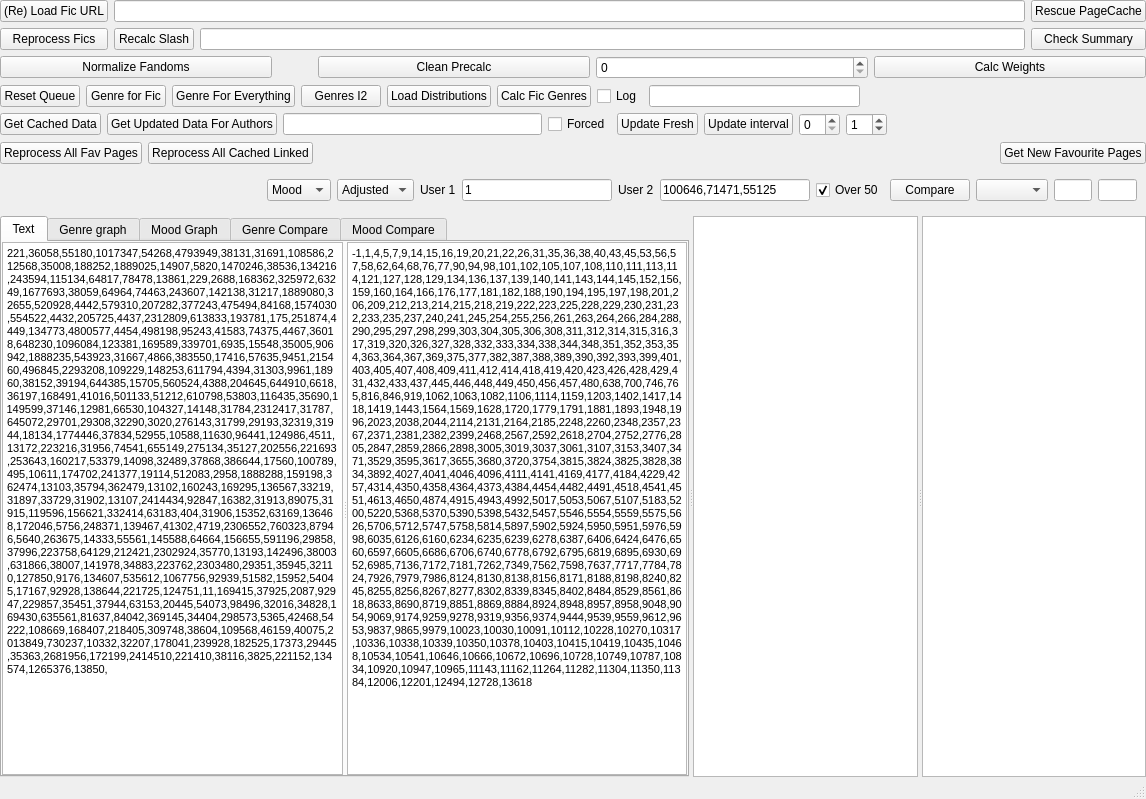
The window that UI/servitorwindow.ui (Zeks/flipper) describes before a commit, drawn with Qt 5.
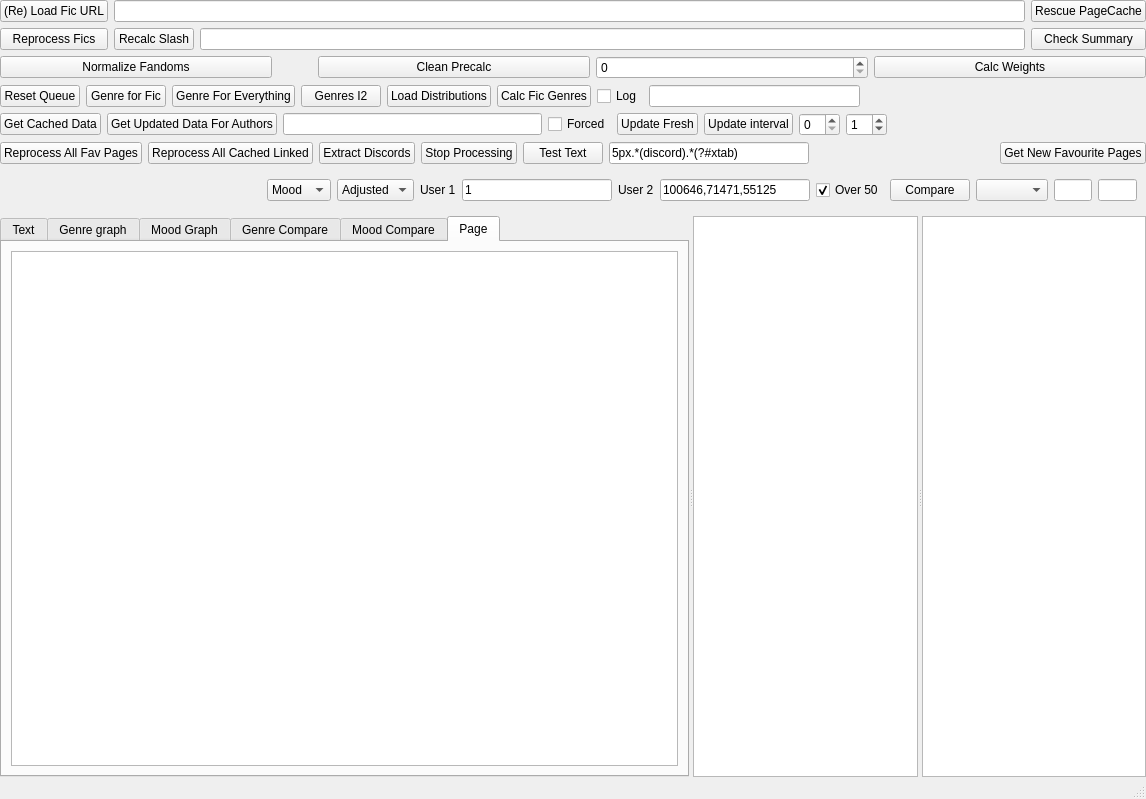
The same window after the commit.

Diff of the .ui file:
```diff
--- a/UI/servitorwindow.ui
+++ b/UI/servitorwindow.ui
@@ -442,6 +442,40 @@
             </property>
            </widget>
           </item>
+          <item>
+           <widget class="QPushButton" name="pbExtractDiscords">
+            <property name="text">
+             <string>Extract Discords</string>
+            </property>
+           </widget>
+          </item>
+          <item>
+           <widget class="QPushButton" name="pbStopDiscordProcessing">
+            <property name="text">
+             <string>Stop Processing</string>
+            </property>
+           </widget>
+          </item>
+          <item>
+           <widget class="QPushButton" name="pbTestDiscord">
+            <property name="text">
+             <string>Test Text</string>
+            </property>
+           </widget>
+          </item>
+          <item>
+           <widget class="QLineEdit" name="leDiscordRegex">
+            <property name="minimumSize">
+             <size>
+              <width>200</width>
+              <height>0</height>
+             </size>
+            </property>
+            <property name="text">
+             <string>5px.*(discord).*(?#xtab)</string>
+            </property>
+           </widget>
+          </item>
           <item>
            <spacer name="horizontalSpacer_4">
             <property name="orientation">
@@ -661,7 +695,7 @@
           </sizepolicy>
          </property>
          <property name="currentIndex">
-          <number>0</number>
+          <number>5</number>
          </property>
          <widget class="QWidget" name="edtFandomIgnores">
           <attribute name="title">
@@ -691,7 +725,7 @@
 &lt;html&gt;&lt;head&gt;&lt;meta name=&quot;qrichtext&quot; content=&quot;1&quot; /&gt;&lt;style type=&quot;text/css&quot;&gt;
 p, li { white-space: pre-wrap; }
 &lt;/style&gt;&lt;/head&gt;&lt;body style=&quot; font-family:'MS Shell Dlg 2'; font-size:8.25pt; font-weight:400; font-style:normal;&quot;&gt;
-&lt;p style=&quot; margin-top:0px; margin-bottom:0px; margin-left:0px; margin-right:0px; -qt-block-indent:0; text-indent:0px;&quot;&gt;221,36058,55180,1017347,54268,4793949,38131,31691,108586,212568,35008,188252,1889025,14907,5820,1470246,38536,134216,243594,115134,64817,78478,13861,229,2688,168362,325972,63249,1677693,38059,64964,74463,243607,142138,31217,1889080,32655,520928,4442,579310,207282,377243,475494,84168,1574030,554522,4432,205725,4437,2312809,613833,193781,175,251874,4449,134773,4800577,4454,498198,95243,41583,74375,4467,36018,648230,1096084,123381,169589,339701,6935,15548,35005,906942,1888235,543923,31667,4866,383550,17416,57635,9451,215460,496845,2293208,109229,148253,611794,4394,31303,9961,18960,38152,39194,644385,15705,560524,4388,204645,644910,6618,36197,168491,41016,501133,51212,610798,53803,116435,35690,1149599,37146,12981,66530,104327,14148,31784,2312417,31787,645072,29701,29308,32290,3020,276143,31799,29193,32319,31944,18134,1774446,37834,52955,10588,11630,96441,124986,4511,13172,223216,31956,74541,655149,275134,35127,202556,221693,253643,160217,53379,14098,32489,37868,386644,17560,100789,495,10611,174702,241377,19114,512083,2958,1888288,159198,362474,13103,35794,362479,13102,160243,169295,136567,33219,31897,33729,31902,13107,2414434,92847,16382,31913,89075,31915,119596,156621,332414,63183,404,31906,15352,63169,136468,172046,5756,248371,139467,41302,4719,2306552,760323,87946,5640,263675,14333,55561,145588,64664,156655,591196,29858,37996,223758,64129,212421,2302924,35770,13193,142496,38003,631866,38007,141978,34883,223762,2303480,29351,35945,32110,127850,9176,134607,535612,1067756,92939,51582,15952,54045,17167,92928,138644,221725,124751,11,169415,37925,2087,92947,229857,35451,37944,63153,20445,54073,98496,32016,34828,169430,635561,81637,84042,369145,34404,298573,5365,42468,54222,108669,168407,218405,309748,38604,109568,46159,40075,2013849,730237,10332,32207,178041,239928,182525,17373,29445,35363,2681956,172199,2414510,221410,38116,3825,221152,134574,1265376,13850,&lt;/p&gt;&lt;/body&gt;&lt;/html&gt;</string>
+&lt;p style=&quot; margin-top:0px; margin-bottom:0px; margin-left:0px; margin-right:0px; -qt-block-indent:0; text-indent:0px;&quot;&gt;127850,4855536,78478,156621,134216,226449,1017347,168491,1774446,64817,35127,157133,4511,906942,63249,760323,4840313,148270,15952,4449,215460,4454,9176,165375,1265438,4467,84168,160243,14907,29445,109568,108567,325972,142496,241377,1265376,4815377,730237,221152,229008,13850,496845,174702,611401,159198,221725,4432,51212,148253,1889080,4437,63169,104327,4442,188252,53803,801211,123133,160217,1889025,4858571,182525,37146,63183,223758,38152,41302,4388,223762,229,4394,221693,141978,14333,1470246,2312417,229857,32016,35008,648230,17416,223216,15352,172046,168407,302944,92928,169415,1149599,92939,309748,39194,145588,63153,4866,38116,16382,92947,169430,369145,168362,475494,1277,38131,18960,134607,36058,610798,2414528,4793949,32489,10611,918858,29351,38137,221,14263,29858,645072,13193,64129,11630,35005,175,31944,36018,54268,84042,3825,1678317,134574,247539,98496,38604,31956,54222,17373,554522,6935,2414510,31906,703364,64664,10588,34404,38059,611794,13172,31915,74139,31913,5365,292032,82946,218405,2303480,43241,90761,2302924,35945,613833,34883,35451,92847,14148,4800577,20445,74613,2414434,29308,38536,2312809,32403,31897,51582,31902,54163,169295,13102,13103,13107,115134,9451,34851,40075,37996,55180,134474,822814,38003,2306552,9961,579310,35363,103620,38007,193781,15705,5820,31303,635561,136567,498198,138644,235952,1888838,644385,74541,37964,2308032,4815125,14098,124986,253643,34828,644910,1677693,96441,1888288,4719,102030,29193,29701,11,2087,33219,37925,4846763,1888307,31787,32290,4848336,31784,41583,383550,221410,33729,123381,31799,37944,386644,535612,543923,54069,298573,32319,89075,54073,495,17167,103583,631866,2013849,212568,64964,2681956,303745,613212,377243,1888235,13017,39988,172310,1574030,136468,1888241,31217,35794,1888247,37868,178041,54045,57635,41016,1136866,55561,12981,62864,359615,37834,199478,109229,74463,31691,207282,31689,45125,4866060,5640,199485,35770,204645,87946,32207,95243,205725,3020,520928,170156,949,46159,52955,243594,142138,15551,15548,74375,501133,31667,119596,18134,42468,10332,243607,512083,404,212421,1096084,66530,4855611,204624,263675,35690,202556,2311533,2293208,36197,4817973,108669,81637,251874,275134,45074,276143,53379,655149,19114,139467,239928,2958,156655,32655,591196,4865960,169589,4809155,4816925,116435,6618,339701,124751,2640228,362474,17560,362479,32110,100789,134773,108586,&lt;/p&gt;&lt;/body&gt;&lt;/html&gt;</string>
               </property>
              </widget>
              <widget class="QTextEdit" name="edtIgnores">
@@ -821,6 +855,16 @@
            </item>
           </layout>
          </widget>
+         <widget class="QWidget" name="tab">
+          <attribute name="title">
+           <string>Page</string>
+          </attribute>
+          <layout class="QGridLayout" name="gridLayout_10">
+           <item row="0" column="0">
+            <widget class="QTextBrowser" name="tbrDiscords"/>
+           </item>
+          </layout>
+         </widget>
         </widget>
         <widget class="QSplitter" name="splitter">
          <property name="orientation">
```
